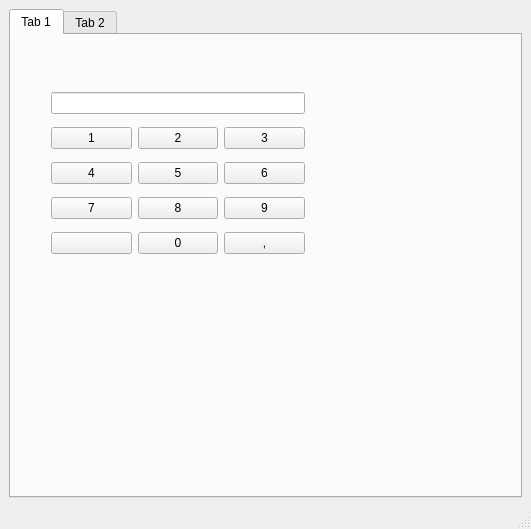
The window that main.ui (gastoncer92/supercalcu) describes before a commit, drawn with Qt 5.
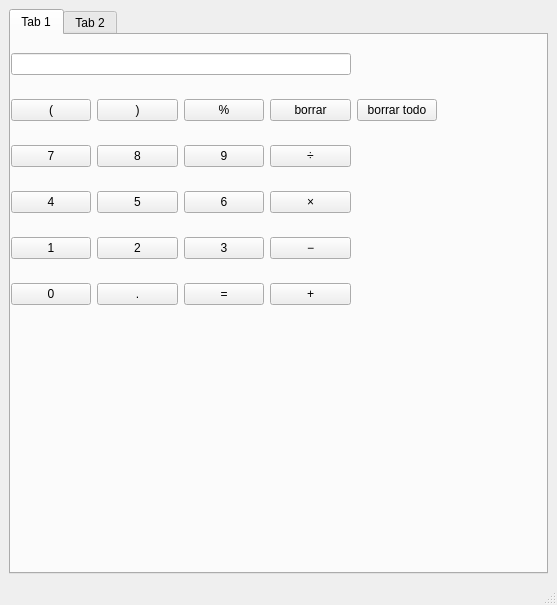
The same window after the commit.

Commit message: acomodando la funcion result()

```diff
--- a/main.ui
+++ b/main.ui
@@ -6,8 +6,8 @@
    <rect>
     <x>0</x>
     <y>0</y>
-    <width>531</width>
-    <height>529</height>
+    <width>557</width>
+    <height>605</height>
    </rect>
   </property>
   <property name="windowTitle">
@@ -27,56 +27,35 @@
        <widget class="QWidget" name="gridLayoutWidget">
         <property name="geometry">
          <rect>
-          <x>40</x>
-          <y>50</y>
-          <width>254</width>
-          <height>181</height>
+          <x>0</x>
+          <y>0</y>
+          <width>426</width>
+          <height>291</height>
          </rect>
         </property>
         <layout class="QGridLayout" name="gridLayout">
-         <item row="1" column="1">
-          <widget class="QPushButton" name="pushButton_3">
+         <item row="1" column="3">
+          <widget class="QPushButton" name="pushButton_16">
            <property name="text">
-            <string>2</string>
+            <string>borrar</string>
            </property>
           </widget>
          </item>
          <item row="1" column="0">
-          <widget class="QPushButton" name="pushButton">
+          <widget class="QPushButton" name="pushButton_19">
            <property name="text">
-            <string>1</string>
+            <string>(</string>
            </property>
           </widget>
          </item>
-         <item row="2" column="1">
-          <widget class="QPushButton" name="pushButton_4">
+         <item row="3" column="1">
+          <widget class="QPushButton" name="pushButton_5">
            <property name="text">
             <string>5</string>
            </property>
           </widget>
          </item>
          <item row="3" column="2">
-          <widget class="QPushButton" name="pushButton_9">
-           <property name="text">
-            <string>9</string>
-           </property>
-          </widget>
-         </item>
-         <item row="1" column="2">
-          <widget class="QPushButton" name="pushButton_5">
-           <property name="text">
-            <string>3</string>
-           </property>
-          </widget>
-         </item>
-         <item row="3" column="1">
-          <widget class="QPushButton" name="pushButton_8">
-           <property name="text">
-            <string>8</string>
-           </property>
-          </widget>
-         </item>
-         <item row="2" column="2">
           <widget class="QPushButton" name="pushButton_6">
            <property name="text">
             <string>6</string>
@@ -84,41 +63,118 @@
           </widget>
          </item>
          <item row="3" column="0">
+          <widget class="QPushButton" name="pushButton_4">
+           <property name="text">
+            <string>4</string>
+           </property>
+          </widget>
+         </item>
+         <item row="2" column="1">
+          <widget class="QPushButton" name="pushButton_8">
+           <property name="text">
+            <string>8</string>
+           </property>
+          </widget>
+         </item>
+         <item row="2" column="0">
           <widget class="QPushButton" name="pushButton_7">
            <property name="text">
             <string>7</string>
            </property>
           </widget>
          </item>
-         <item row="2" column="0">
-          <widget class="QPushButton" name="pushButton_2">
+         <item row="2" column="2">
+          <widget class="QPushButton" name="pushButton_9">
            <property name="text">
-            <string>4</string>
+            <string>9</string>
            </property>
           </widget>
          </item>
-         <item row="4" column="1">
-          <widget class="QPushButton" name="pushButton_10">
+         <item row="6" column="0">
+          <widget class="QPushButton" name="pushButton">
            <property name="text">
             <string>0</string>
            </property>
           </widget>
          </item>
-         <item row="4" column="0">
+         <item row="5" column="0">
+          <widget class="QPushButton" name="pushButton_1">
+           <property name="text">
+            <string>1</string>
+           </property>
+          </widget>
+         </item>
+         <item row="6" column="1">
+          <widget class="QPushButton" name="pushButton_10">
+           <property name="text">
+            <string>.</string>
+           </property>
+          </widget>
+         </item>
+         <item row="6" column="2">
           <widget class="QPushButton" name="pushButton_11">
            <property name="text">
-            <string/>
+            <string>=</string>
            </property>
           </widget>
          </item>
-         <item row="4" column="2">
+         <item row="5" column="1">
+          <widget class="QPushButton" name="pushButton_2">
+           <property name="text">
+            <string>2</string>
+           </property>
+          </widget>
+         </item>
+         <item row="5" column="2">
+          <widget class="QPushButton" name="pushButton_3">
+           <property name="text">
+            <string>3</string>
+           </property>
+          </widget>
+         </item>
+         <item row="6" column="3">
           <widget class="QPushButton" name="pushButton_12">
            <property name="text">
-            <string>,</string>
+            <string>+</string>
            </property>
           </widget>
          </item>
-         <item row="0" column="0" colspan="3">
+         <item row="5" column="3">
+          <widget class="QPushButton" name="pushButton_13">
+           <property name="text">
+            <string>−</string>
+           </property>
+          </widget>
+         </item>
+         <item row="3" column="3">
+          <widget class="QPushButton" name="pushButton_14">
+           <property name="text">
+            <string>×</string>
+           </property>
+          </widget>
+         </item>
+         <item row="2" column="3">
+          <widget class="QPushButton" name="pushButton_15">
+           <property name="text">
+            <string>÷</string>
+           </property>
+          </widget>
+         </item>
+         <item row="1" column="1">
+          <widget class="QPushButton" name="pushButton_18">
+           <property name="text">
+            <string>)</string>
+           </property>
+          </widget>
+         </item>
+         <item row="1" column="2">
+          <widget class="QPushButton" name="pushButton_17">
+           <property name="text">
+            <string>%</string>
+           </property>
+          </widget>
+         </item>
+         <item row="0" column="0" colspan="4">
           <widget class="QLineEdit" name="lineEdit">
            <property name="enabled">
             <bool>true</bool>
@@ -128,6 +184,13 @@
            </property>
           </widget>
          </item>
+         <item row="1" column="4">
+          <widget class="QPushButton" name="pushButton_20">
+           <property name="text">
+            <string>borrar todo</string>
+           </property>
+          </widget>
+         </item>
         </layout>
        </widget>
       </widget>
```
Left out of the diff: 2 changed lines with no effect on the pictures. The commit also changes 2 other files.
